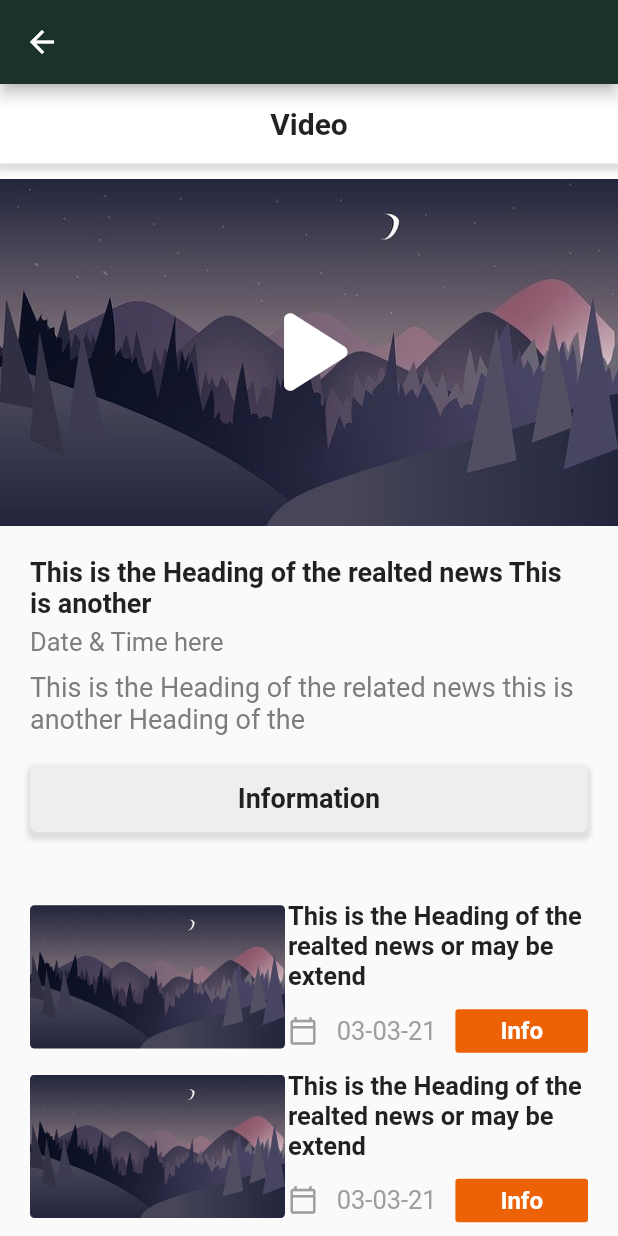
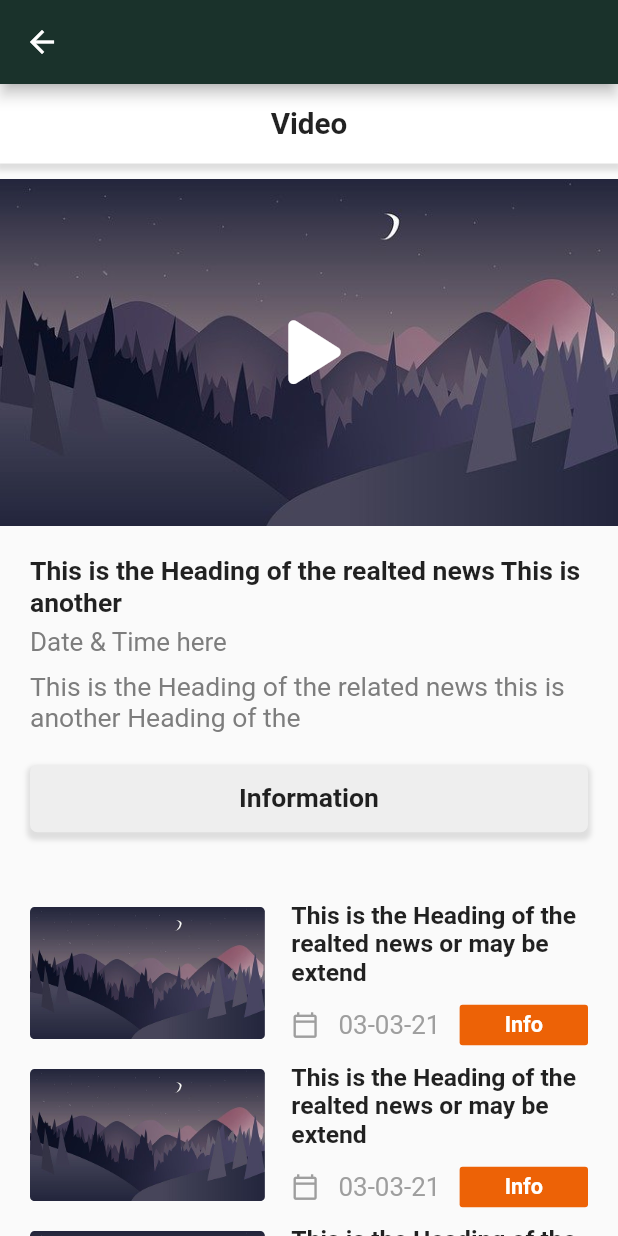
Before and after one commit to Ujjwal-here/Intern-HummingSparrow, a Flutter app: the Video screen opened directly, on a phone screen of 412 x 824 dp. Run offline on Flutter 3.47's test engine with Material 2 defaults, Android fonts, the phone set to English and light mode, and no system bars.

Commit message:
made responsive

```diff
--- a/lib/screens/video.dart
+++ b/lib/screens/video.dart
@@ -1,9 +1,14 @@
 import 'package:flutter/material.dart';
 import 'package:task/widgets/listVid.dart';
+
+import '../config.dart';
 
 class Video extends StatelessWidget {
   @override
   Widget build(BuildContext context) {
+    final isPortrait =
+        MediaQuery.of(context).orientation == Orientation.portrait;
+    SizeConfig().init(context);
     return Scaffold(
       appBar: AppBar(
         backgroundColor: Color.fromRGBO(26, 50, 43, 1),
@@ -26,7 +31,11 @@ class Video extends StatelessWidget {
             ),
             child: Text(
               "Video",
-              style: TextStyle(fontSize: 20, fontWeight: FontWeight.bold),
+              style: TextStyle(
+                  fontSize: isPortrait
+                      ? SizeConfig.safeBlockHorizontal * 4.8
+                      : SizeConfig.safeBlockVertical * 4.8,
+                  fontWeight: FontWeight.bold),
             ),
           ),
           Container(
@@ -34,38 +43,54 @@ class Video extends StatelessWidget {
             child: Stack(
               alignment: Alignment.center,
               children: [
-                Image(image: AssetImage("assets/forest.jpg")),
+                Image(
+                  image: AssetImage("assets/forest.jpg"),
+                ),
                 Icon(
                   Icons.play_arrow_rounded,
                   color: Colors.white,
-                  size: 100,
+                  size: isPortrait
+                      ? SizeConfig.safeBlockHorizontal * 20
+                      : SizeConfig.safeBlockVertical * 20,
                 )
               ],
             ),
           ),
           Container(
-            padding: EdgeInsets.all(20),
+            padding: const EdgeInsets.all(20),
+            margin:
+                isPortrait ? null : const EdgeInsets.only(left: 60, right: 60),
             child: Column(
               crossAxisAlignment: CrossAxisAlignment.start,
               children: [
                 Text(
                   "This is the Heading of the realted news This is another",
-                  style: TextStyle(fontSize: 18, fontWeight: FontWeight.bold),
+                  style: TextStyle(
+                      fontSize: isPortrait
+                          ? SizeConfig.safeBlockHorizontal * 4.3
+                          : SizeConfig.safeBlockVertical * 4.3,
+                      fontWeight: FontWeight.bold),
                 ),
                 Container(
-                  margin: EdgeInsets.only(top: 5),
+                  margin: const EdgeInsets.only(top: 5),
                   child: Text(
                     "Date & Time here",
                     style: TextStyle(
-                        fontSize: 17, color: Color.fromRGBO(125, 125, 125, 1)),
+                        fontSize: isPortrait
+                            ? SizeConfig.safeBlockHorizontal * 4.2
+                            : SizeConfig.safeBlockVertical * 4.2,
+                        color: Color.fromRGBO(125, 125, 125, 1)),
                   ),
                 ),
                 Container(
-                  margin: EdgeInsets.only(top: 10),
+                  margin: const EdgeInsets.only(top: 10),
                   child: Text(
                     "This is the Heading of the related news this is another Heading of the",
                     style: TextStyle(
-                        fontSize: 18, color: Color.fromRGBO(125, 125, 125, 1)),
+                        fontSize: isPortrait
+                            ? SizeConfig.safeBlockHorizontal * 4.3
+                            : SizeConfig.safeBlockVertical * 4.3,
+                        color: Color.fromRGBO(125, 125, 125, 1)),
                   ),
                 ),
                 Container(
@@ -86,7 +111,12 @@ class Video extends StatelessWidget {
                       ]),
                   child: Text(
                     "Information",
-                    style: TextStyle(fontWeight: FontWeight.bold, fontSize: 18),
+                    style: TextStyle(
+                      fontWeight: FontWeight.bold,
+                      fontSize: isPortrait
+                          ? SizeConfig.safeBlockHorizontal * 4.3
+                          : SizeConfig.safeBlockVertical * 4.3,
+                    ),
                   ),
                 )
               ],
--- a/lib/widgets/listVid.dart
+++ b/lib/widgets/listVid.dart
@@ -1,39 +1,70 @@
 import 'package:flutter/material.dart';
+
+import '../config.dart';
 
 class ListVid extends StatelessWidget {
   @override
   Widget build(BuildContext context) {
+    final isPortrait =
+        MediaQuery.of(context).orientation == Orientation.portrait;
+    SizeConfig().init(context);
     return Container(
       margin: EdgeInsets.symmetric(vertical: 6),
       child: Row(
-        mainAxisAlignment: MainAxisAlignment.spaceBetween,
+        mainAxisAlignment: isPortrait
+            ? MainAxisAlignment.spaceBetween
+            : MainAxisAlignment.center,
         children: [
           ClipRRect(
               borderRadius: BorderRadius.circular(3),
-              child: Image(width: 170, image: AssetImage("assets/forest.jpg"))),
-          Column(
+              child: Image(
+                  width: isPortrait
+                      ? SizeConfig.blockSizeHorizontal * 38
+                      : SizeConfig.blockSizeVertical * 38,
+                  image: AssetImage("assets/forest.jpg"))),
+          Container(
+            margin: isPortrait ? null : const EdgeInsets.only(left: 20),
+            child: Column(
               children: [
                 Container(
-                constraints: BoxConstraints(maxWidth: 200),
+                  constraints: BoxConstraints(
+                    maxWidth: isPortrait
+                        ? SizeConfig.blockSizeHorizontal * 48
+                        : SizeConfig.blockSizeVertical * 48,
+                  ),
                   child: Text(
                     "This is the Heading of the realted news or may be extend",
-                  style: TextStyle(fontSize: 17, fontWeight: FontWeight.bold),
+                    style: TextStyle(
+                        fontSize: isPortrait
+                            ? SizeConfig.safeBlockHorizontal * 4
+                            : SizeConfig.safeBlockVertical * 4,
+                        fontWeight: FontWeight.bold),
                   ),
                 ),
                 Container(
                   margin: EdgeInsets.only(top: 12),
-                constraints: BoxConstraints(maxWidth: 200),
+                  constraints: BoxConstraints(
+                    maxWidth: isPortrait
+                        ? SizeConfig.blockSizeHorizontal * 48
+                        : SizeConfig.blockSizeVertical * 48,
+                  ),
                   child: Row(
                     mainAxisAlignment: MainAxisAlignment.spaceBetween,
                     children: [
                       Icon(
                         Icons.calendar_today_outlined,
                         color: Colors.grey,
-                      size: 20,
+                        size: isPortrait
+                            ? SizeConfig.safeBlockHorizontal * 4.5
+                            : SizeConfig.safeBlockVertical * 4.5,
                       ),
                       Text(
                         "03-03-21",
-                      style: TextStyle(fontSize: 17, color: Colors.grey),
+                        style: TextStyle(
+                            fontSize: isPortrait
+                                ? SizeConfig.safeBlockHorizontal * 4.2
+                                : SizeConfig.safeBlockVertical * 4.2,
+                            color: Colors.grey),
                       ),
                       Container(
                         padding:
@@ -45,7 +76,9 @@ class ListVid extends StatelessWidget {
                         child: Text(
                           "Info",
                           style: TextStyle(
-                            fontSize: 16,
+                              fontSize: isPortrait
+                                  ? SizeConfig.safeBlockHorizontal * 3.5
+                                  : SizeConfig.safeBlockVertical * 3.5,
                               color: Colors.white,
                               fontWeight: FontWeight.bold),
                         ),
@@ -54,6 +87,7 @@ class ListVid extends StatelessWidget {
                   ),
                 )
               ],
+            ),
           )
         ],
       ),
```
Lines whose indentation alone changed are shown as unchanged.
